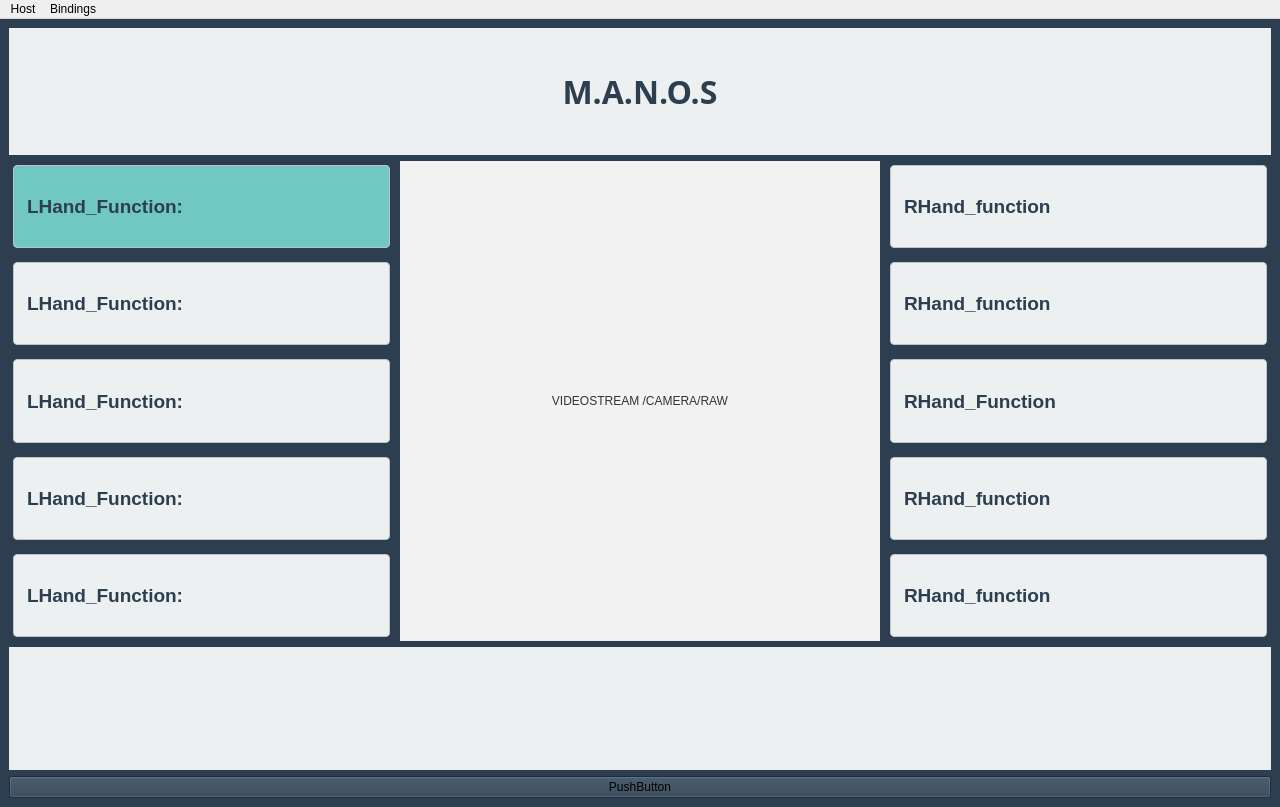
The window that src/castelet/castelet/castelet.ui (Mawriyo/MANOS) describes before a commit, drawn with Qt 5.
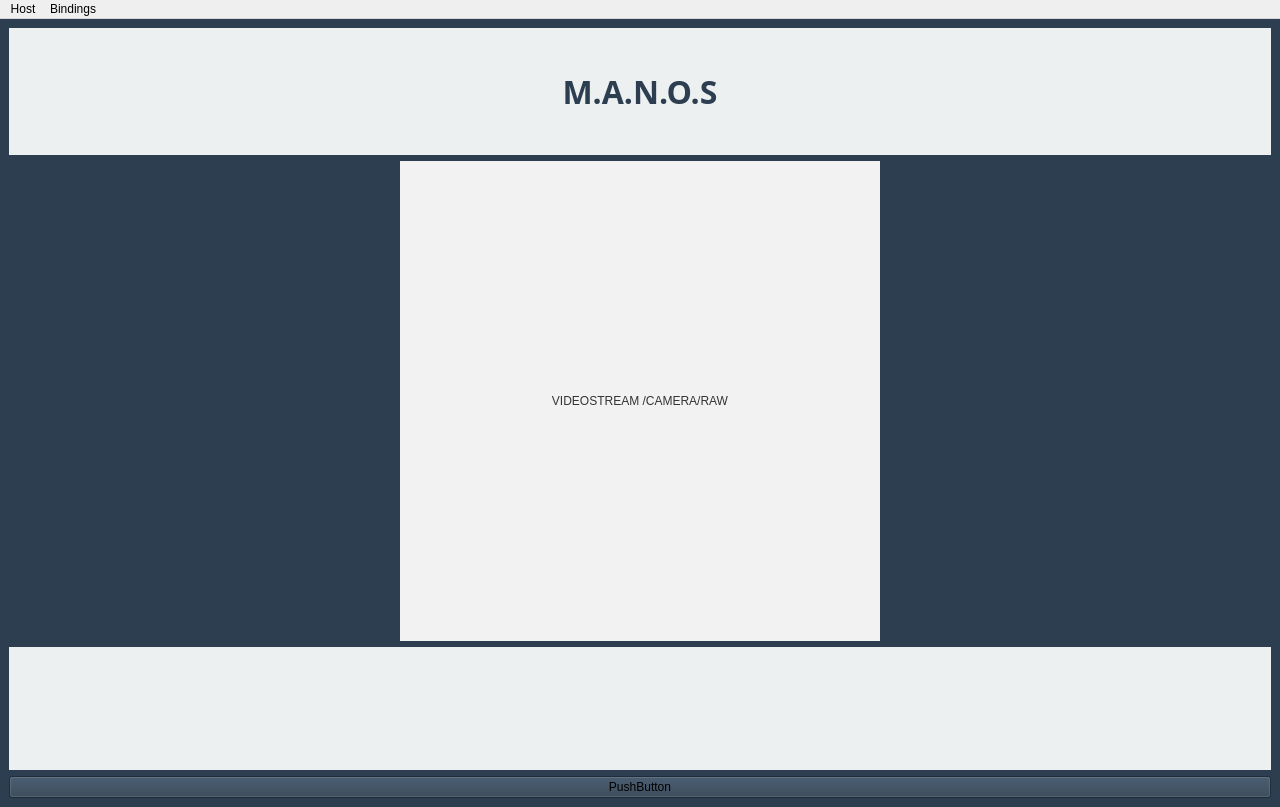
The same window after the commit.

Diff of the .ui file:
```diff
--- a/src/castelet/castelet/castelet.ui
+++ b/src/castelet/castelet/castelet.ui
@@ -93,203 +93,10 @@
        </widget>
       </item>
       <item row="4" column="2">
-       <layout class="QGridLayout" name="RightHand_GridLayout">
-        <item row="2" column="0">
-         <widget class="QLabel" name="RightHand_F3_Label">
-          <property name="styleSheet">
-           <string notr="true">   color: #2c3e50;
-    font-family: 'Segoe UI', Arial, sans-serif;
-    font-size: 14pt;
-    font-weight: bold;
-    padding: 8px;
-    margin: 4px;
-    background-color: #ecf0f1;
-    border: 1px solid #bdc3c7;
-    border-radius: 4px;
-    text-align: center;</string>
-          </property>
-          <property name="text">
-           <string>RHand_Function</string>
-          </property>
-         </widget>
-        </item>
-        <item row="0" column="0">
-         <widget class="QLabel" name="RightHand_F1_Label">
-          <property name="styleSheet">
-           <string notr="true">   color: #2c3e50;
-    font-family: 'Segoe UI', Arial, sans-serif;
-    font-size: 14pt;
-    font-weight: bold;
-    padding: 8px;
-    margin: 4px;
-    background-color: #ecf0f1;
-    border: 1px solid #bdc3c7;
-    border-radius: 4px;
-    text-align: center;</string>
-          </property>
-          <property name="text">
-           <string>RHand_function</string>
-          </property>
-         </widget>
-        </item>
-        <item row="1" column="0">
-         <widget class="QLabel" name="RightHand_F2_Label">
-          <property name="styleSheet">
-           <string notr="true">   color: #2c3e50;
-    font-family: 'Segoe UI', Arial, sans-serif;
-    font-size: 14pt;
-    font-weight: bold;
-    padding: 8px;
-    margin: 4px;
-    background-color: #ecf0f1;
-    border: 1px solid #bdc3c7;
-    border-radius: 4px;
-    text-align: center;</string>
-          </property>
-          <property name="text">
-           <string>RHand_function</string>
-          </property>
-         </widget>
-        </item>
-        <item row="3" column="0">
-         <widget class="QLabel" name="RightHand_F4_Label">
-          <property name="styleSheet">
-           <string notr="true">   color: #2c3e50;
-    font-family: 'Segoe UI', Arial, sans-serif;
-    font-size: 14pt;
-    font-weight: bold;
-    padding: 8px;
-    margin: 4px;
-    background-color: #ecf0f1;
-    border: 1px solid #bdc3c7;
-    border-radius: 4px;
-    text-align: center;</string>
-          </property>
-          <property name="text">
-           <string>RHand_function</string>
-          </property>
-         </widget>
-        </item>
-        <item row="4" column="0">
-         <widget class="QLabel" name="RightHand_F5_Label">
-          <property name="styleSheet">
-           <string notr="true">   color: #2c3e50;
-    font-family: 'Segoe UI', Arial, sans-serif;
-    font-size: 14pt;
-    font-weight: bold;
-    padding: 8px;
-    margin: 4px;
-    background-color: #ecf0f1;
-    border: 1px solid #bdc3c7;
-    border-radius: 4px;
-    text-align: center;</string>
-          </property>
-          <property name="text">
-           <string>RHand_function</string>
-          </property>
-         </widget>
-        </item>
-       </layout>
+       <layout class="QGridLayout" name="RightHand_GridLayout"/>
       </item>
       <item row="4" column="0">
-       <layout class="QGridLayout" name="LeftHand_GridLayout">
-        <item row="5" column="1">
-         <widget class="QLabel" name="LeftHand_F4_Label">
-          <property name="styleSheet">
-           <string notr="true">   color: #2c3e50;
-    font-family: 'Segoe UI', Arial, sans-serif;
-    font-size: 14pt;
-    font-weight: bold;
-    padding: 8px;
-    margin: 4px;
-    background-color: #ecf0f1;
-    border: 1px solid #bdc3c7;
-    border-radius: 4px;
-    text-align: center;</string>
-          </property>
-          <property name="text">
-           <string>LHand_Function:</string>
-          </property>
-         </widget>
-        </item>
-        <item row="3" column="1">
-         <widget class="QLabel" name="LeftHand_F2_Label">
-          <property name="styleSheet">
-           <string notr="true">   color: #2c3e50;
-    font-family: 'Segoe UI', Arial, sans-serif;
-    font-size: 14pt;
-    font-weight: bold;
-    padding: 8px;
-    margin: 4px;
-    background-color: #ecf0f1;
-    border: 1px solid #bdc3c7;
-    border-radius: 4px;
-    text-align: center;</string>
-          </property>
-          <property name="text">
-           <string>LHand_Function:</string>
-          </property>
-         </widget>
-        </item>
-        <item row="2" column="1">
-         <widget class="QLabel" name="LeftHand_F3_Label">
-          <property name="styleSheet">
-           <string notr="true">   color: #2c3e50;
-    font-family: 'Segoe UI', Arial, sans-serif;
-    font-size: 14pt;
-    font-weight: bold;
-    padding: 8px;
-    margin: 4px;
-    background-color: #ecf0f1;
-    border: 1px solid #bdc3c7;
-    border-radius: 4px;
-    text-align: center;</string>
-          </property>
-          <property name="text">
-           <string>LHand_Function:</string>
-          </property>
-         </widget>
-        </item>
-        <item row="0" column="1">
-         <widget class="QLabel" name="LeftHand_F1_Label">
-          <property name="styleSheet">
-           <string notr="true">   color: #2c3e50;
-    font-family: 'Segoe UI', Arial, sans-serif;
-    font-size: 14pt;
-    font-weight: bold;
-    padding: 8px;
-    margin: 4px;
-    background-color: #ecf0f1;
-background-color: rgb(113, 200, 195);
-    border: 1px solid #bdc3c7;
-    border-radius: 4px;
-    text-align: center;</string>
-          </property>
-          <property name="text">
-           <string>LHand_Function:</string>
-          </property>
-         </widget>
-        </item>
-        <item row="4" column="1">
-         <widget class="QLabel" name="LeftHand_F5_Label">
-          <property name="styleSheet">
-           <string notr="true">   color: #2c3e50;
-    font-family: 'Segoe UI', Arial, sans-serif;
-    font-size: 14pt;
-    font-weight: bold;
-    padding: 8px;
-    margin: 4px;
-    background-color: #ecf0f1;
-    border: 1px solid #bdc3c7;
-    border-radius: 4px;
-    text-align: center;</string>
-          </property>
-          <property name="text">
-           <string>LHand_Function:</string>
-          </property>
-         </widget>
-        </item>
-       </layout>
+       <layout class="QGridLayout" name="LeftHand_GridLayout"/>
       </item>
      </layout>
     </item>
```
